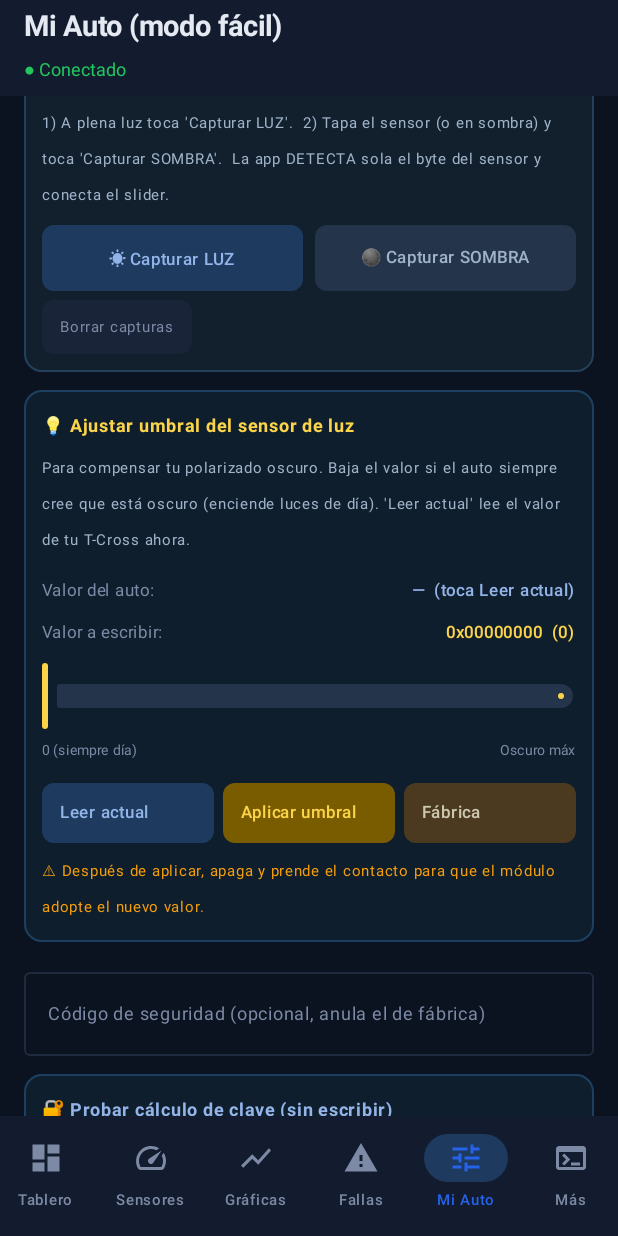
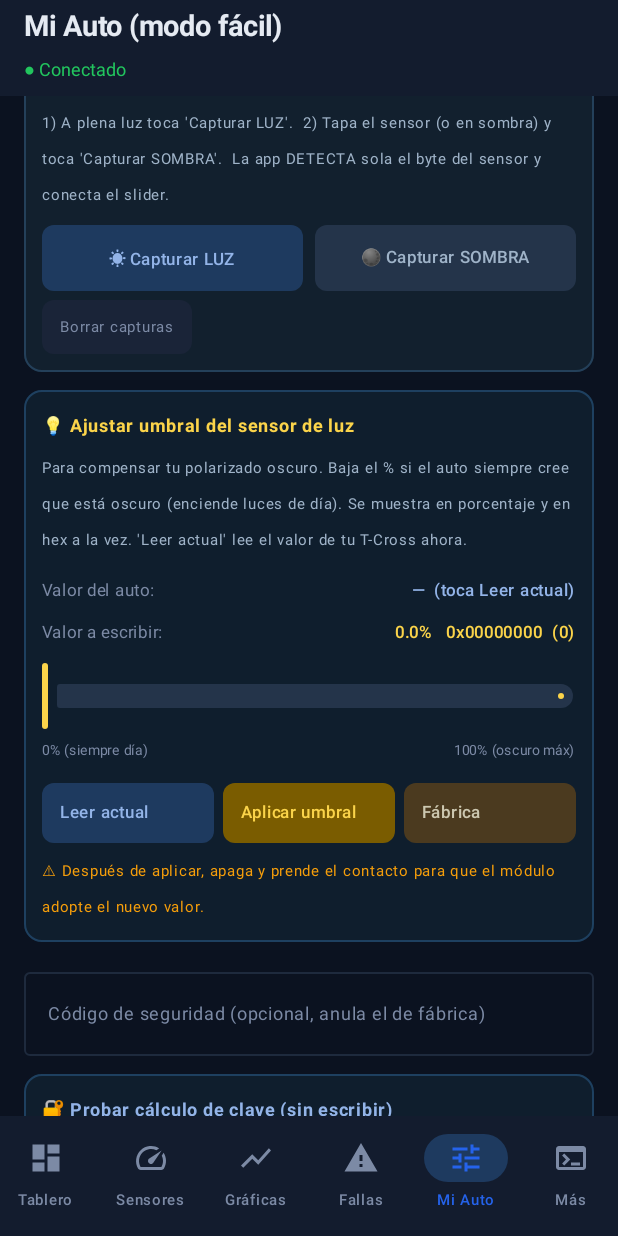
Before and after one commit to jarmzcomz/OBD2, an Android app built with Jetpack Compose: the HomeScreen screen opened through its navigation route, item 5 of the bottom bar chosen, scrolled down 476 dp, on a phone screen of 412 x 824 dp. Run offline under Robolectric (Android 15) with nearby library versions, the phone set to English and light mode, and no system bars.

Commit message:
Mostrar sensibilidad del sensor de luz en porcentaje + hex

```diff
--- a/auto-diag-suite/android/app/build.gradle.kts
+++ b/auto-diag-suite/android/app/build.gradle.kts
@@ -12,8 +12,8 @@ android {
         applicationId = "com.autodiag"
         minSdk = 26
         targetSdk = 35
-        versionCode = 4
-        versionName = "2.2-pro"
+        versionCode = 5
+        versionName = "2.3-pro"
 
         testInstrumentationRunner = "androidx.test.runner.AndroidJUnitRunner"
         vectorDrawables {
--- a/auto-diag-suite/android/app/src/main/java/com/autodiag/ui/HomeScreen.kt
+++ b/auto-diag-suite/android/app/src/main/java/com/autodiag/ui/HomeScreen.kt
@@ -558,22 +558,27 @@ private fun VagTab(vm: VagViewModel) {
                 Text("💡 Ajustar umbral del sensor de luz", color = Color(0xFFFBD44A),
                     fontSize = 12.sp, fontWeight = FontWeight.Bold)
                 Spacer(modifier = Modifier.height(4.dp))
-                Text("Para compensar tu polarizado oscuro. Baja el valor si el auto siempre cree " +
-                    "que está oscuro (enciende luces de día). 'Leer actual' lee el valor de tu T-Cross ahora.",
+                Text("Para compensar tu polarizado oscuro. Baja el % si el auto siempre cree " +
+                    "que está oscuro (enciende luces de día). Se muestra en porcentaje y en hex a la vez. " +
+                    "'Leer actual' lee el valor de tu T-Cross ahora.",
                     color = Color(0xFF9FB3C8), fontSize = 10.sp)
                 Spacer(modifier = Modifier.height(10.dp))
+                // Conversión a porcentaje: 0 = 0% (siempre día), 0x40000000 = 100% (oscuro máx).
+                val fullScale = 0x40000000.toFloat()
+                fun toPct(v: Float): String = "%.1f%%".format((v / fullScale * 100f).coerceIn(0f, 100f))
                 // Valor actual leído vs slider.
                 Row(modifier = Modifier.fillMaxWidth(), horizontalArrangement = Arrangement.SpaceBetween) {
                     Text("Valor actual del auto:", color = Color(0xFF7C8AA5), fontSize = 11.sp)
                     Text(
-                        if (lightSensorValue < 0) "—  (toca Leer actual)" else "0x${"%08X".format(lightSensorValue)}",
+                        if (lightSensorValue < 0) "—  (toca Leer actual)"
+                        else "${toPct(lightSensorValue.toFloat())}   0x${"%08X".format(lightSensorValue)}",
                         color = Color(0xFF93B4E8), fontSize = 11.sp, fontWeight = FontWeight.SemiBold
                     )
                 }
                 Spacer(modifier = Modifier.height(4.dp))
                 Row(modifier = Modifier.fillMaxWidth(), horizontalArrangement = Arrangement.SpaceBetween) {
                     Text("Valor a escribir:", color = Color(0xFF7C8AA5), fontSize = 11.sp)
-                    Text("0x${"%08X".format(sliderValue.toInt())}  (${sliderValue.toInt()})",
+                    Text("${toPct(sliderValue)}   0x${"%08X".format(sliderValue.toInt())}  (${sliderValue.toInt()})",
                         color = Color(0xFFFBD44A), fontSize = 11.sp, fontWeight = FontWeight.SemiBold)
                 }
                 Spacer(modifier = Modifier.height(6.dp))
@@ -592,8 +597,8 @@ private fun VagTab(vm: VagViewModel) {
                     )
                 )
                 Row(modifier = Modifier.fillMaxWidth(), horizontalArrangement = Arrangement.SpaceBetween) {
-                    Text("0 (siempre día)", color = Color(0xFF7C8AA5), fontSize = 9.sp)
-                    Text("Oscuro máx", color = Color(0xFF7C8AA5), fontSize = 9.sp)
+                    Text("0% (siempre día)", color = Color(0xFF7C8AA5), fontSize = 9.sp)
+                    Text("100% (oscuro máx)", color = Color(0xFF7C8AA5), fontSize = 9.sp)
                 }
                 Spacer(modifier = Modifier.height(10.dp))
                 Row(horizontalArrangement = Arrangement.spacedBy(6.dp), modifier = Modifier.fillMaxWidth()) {
```
